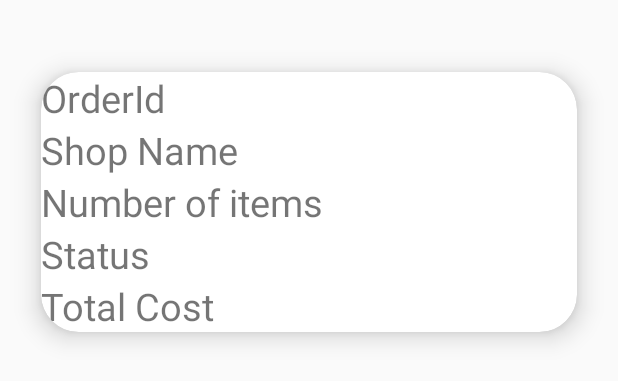
After one commit to AathiKrishna21/FC-App, an Android app: the layout orders_items.xml on its own in the app's theme, with its tools: preview values and no code run, on a phone screen of 412 x 824 dp. The commit adds this screen. Shown: the top 381 px of the screen. Run offline under Robolectric (Android 15) with nearby library versions, the phone set to English and light mode, and no system bars; plain views replace FButton.

Commit message:
displayed order

```diff
--- a/app/build.gradle
+++ b/app/build.gradle
@@ -41,5 +41,6 @@ dependencies {
     implementation 'com.amulyakhare:com.amulyakhare.textdrawable:1.0.1'
     implementation 'com.readystatesoftware.sqliteasset:sqliteassethelper:+'
     implementation 'com.firebaseui:firebase-ui-database:7.1.1'
+    implementation 'com.github.jd-alexander:android-flat-button:v1.1'
 }
 apply plugin: 'com.google.gms.google-services'
--- /dev/null
+++ b/app/src/main/res/layout/orders_items.xml
@@ -0,0 +1,98 @@
+<?xml version="1.0" encoding="utf-8"?>
+<androidx.cardview.widget.CardView
+    xmlns:android="http://schemas.android.com/apk/res/android"
+    android:layout_width="match_parent"
+    android:layout_height="wrap_content"
+    xmlns:app="http://schemas.android.com/apk/res-auto"
+    android:id="@+id/cardview1"
+    android:layout_marginStart="10dp"
+    android:layout_marginTop="25dp"
+    android:layout_marginEnd="10dp"
+    android:layout_marginBottom="25dp"
+    app:cardCornerRadius="25dp"
+    app:cardElevation="10dp"
+    app:cardUseCompatPadding="true"
+    app:layout_constraintEnd_toEndOf="parent"
+    app:layout_constraintStart_toStartOf="parent"
+    app:layout_constraintTop_toBottomOf="@+id/imageView7">
+
+    <RelativeLayout
+        android:layout_width="match_parent"
+        android:layout_height="match_parent">
+        <TextView
+            android:id="@+id/orderid"
+            android:layout_width="match_parent"
+            android:layout_height="wrap_content"
+            android:text="OrderId"
+            android:textSize="25dp"/>
+        <TextView
+            android:id="@+id/name"
+            android:layout_width="match_parent"
+            android:layout_height="wrap_content"
+            android:text="Shop Name"
+            android:textSize="25dp"
+            android:layout_below="@+id/orderid"/>
+        <TextView
+            android:id="@+id/phnnum"
+            android:layout_width="match_parent"
+            android:layout_height="wrap_content"
+            android:text="Number of items"
+            android:textSize="25dp"
+            android:layout_below="@+id/name"/>
+        <TextView
+            android:id="@+id/status"
+            android:layout_width="match_parent"
+            android:layout_height="wrap_content"
+            android:text="Status"
+            android:textSize="25dp"
+            android:layout_below="@+id/phnnum"/>
+        <TextView
+            android:id="@+id/total"
+            android:layout_width="match_parent"
+            android:layout_height="wrap_content"
+            android:text="Total Cost"
+            android:textSize="25dp"
+            android:layout_below="@+id/status"/>
+<!--        <info.hoang8f.widget.FButton-->
+<!--            android:id="@+id/btnstatus"-->
+<!--            android:text="Status"-->
+<!--            android:layout_width="wrap_content"-->
+<!--            android:layout_height="wrap_content"-->
+<!--            android:layout_below="@+id/total"-->
+<!--            app:cornerRadius="0dp"-->
+<!--            android:backgroundTint="@color/white"-->
+<!--            app:fButtonColor="@color/white" />-->
+<!--        <info.hoang8f.widget.FButton-->
+<!--            android:id="@+id/btncancel"-->
+<!--            android:text="Cancel"-->
+<!--            android:layout_width="wrap_content"-->
+<!--            android:layout_height="wrap_content"-->
+<!--            android:layout_below="@+id/total"-->
+<!--            android:layout_toRightOf="@+id/btnstatus"-->
+<!--            app:cornerRadius="0dp"-->
+<!--            android:backgroundTint="@color/white"-->
+<!--            app:fButtonColor="@color/white" />-->
+<!--        <info.hoang8f.widget.FButton-->
+<!--            android:id="@+id/btnorderdetail"-->
+<!--            android:text="Details"-->
+<!--            android:layout_width="wrap_content"-->
+<!--            android:layout_height="wrap_content"-->
+<!--            android:layout_below="@+id/total"-->
+<!--            android:layout_toRightOf="@+id/btncancel"-->
+<!--            app:cornerRadius="0dp"-->
+<!--            android:backgroundTint="@color/white"-->
+<!--            app:fButtonColor="@color/white" />-->
+<!--        <info.hoang8f.widget.FButton-->
+<!--            android:id="@+id/btndelivered"-->
+<!--            android:text="Delivered"-->
+<!--            android:layout_width="wrap_content"-->
+<!--            android:layout_height="wrap_content"-->
+<!--            android:layout_below="@+id/total"-->
+<!--            android:layout_toRightOf="@+id/btnorderdetail"-->
+<!--            app:cornerRadius="0dp"-->
+<!--            android:backgroundTint="@color/white"-->
+<!--            app:fButtonColor="@color/white" />-->
+
+    </RelativeLayout>
+
+</androidx.cardview.widget.CardView>
--- a/app/src/main/res/values/colors.xml
+++ b/app/src/main/res/values/colors.xml
@@ -3,5 +3,8 @@
     <color name="colorPrimary">#008577</color>
     <color name="colorPrimaryDark">#00574B</color>
     <color name="colorAccent">#D81B60</color>
+    <color name="white">#ffffff</color>
     <color name="status_bar">#FFFF3F04</color>
+<!--    <color name="status_bar">#FFFF3F04</color>-->
+
 </resources>
--- a/build.gradle
+++ b/build.gradle
@@ -18,7 +18,7 @@ allprojects {
     repositories {
         google()
         jcenter()
-
+        maven { url "https://jitpack.io" }
     }
 }
 
```
Also changed, not shown: app/src/main/java/com/joker/fcapp1/Model/Order.java (+27 -17 lines), app/src/main/java/com/joker/fcapp1/ViewHolder/OrderViewHolder.java (added, +23 -0 lines), app/src/main/java/com/joker/fcapp1/ui/cart/CartFragment.java (+34 -18 lines), app/src/main/java/com/joker/fcapp1/ui/orders/OrdersFragment.java (+89 -8 lines), app/src/main/res/layout/fragment_orders.xml (+9 -12 lines).
